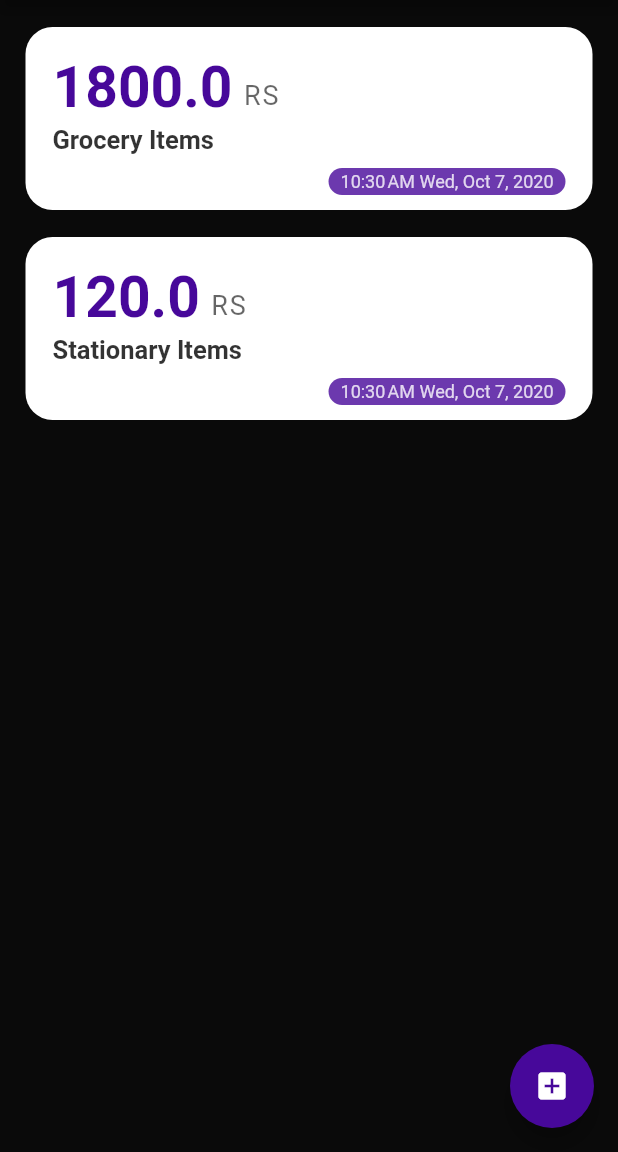
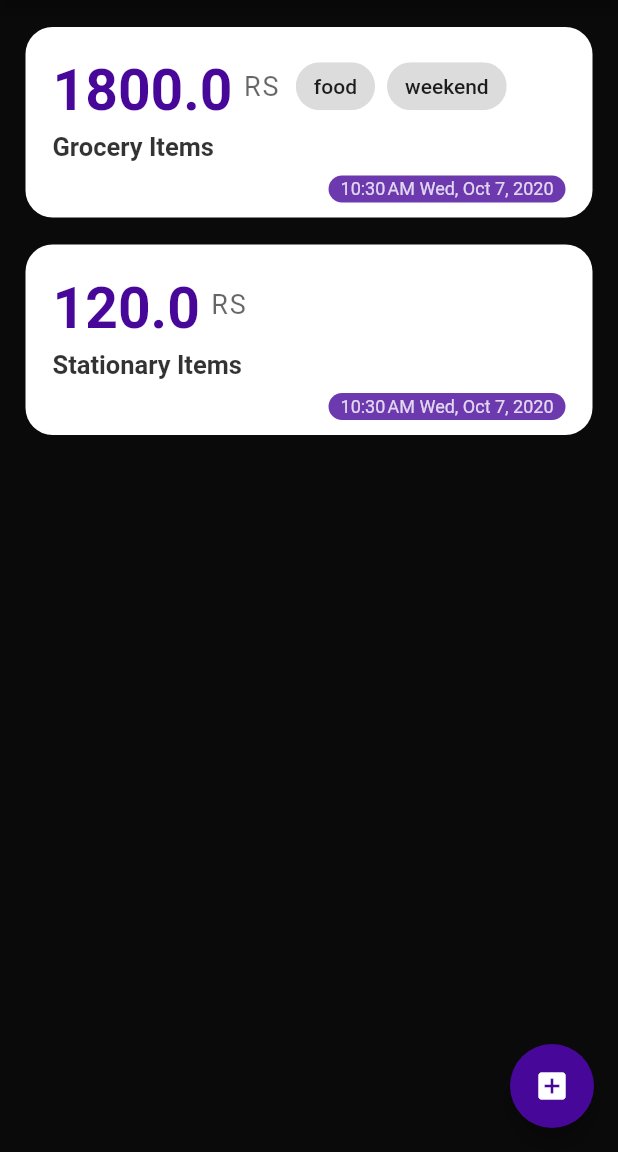
Before and after one commit to pccoeacm/expenses-flutter-app, a Flutter app: the screen it shows after launch, on a phone screen of 412 x 824 dp, the part 84-1236 px from its top. Run offline on Flutter 3.47's test engine with Material 2 defaults, Android fonts, the phone set to English and light mode, and no system bars; our stand-ins replace google_fonts; Roboto replaces fonts that are missing (Ubuntu).

Commit message:
Add expense tags for categorizing

```diff
--- a/lib/models/expense.dart
+++ b/lib/models/expense.dart
@@ -2,7 +2,7 @@ class Expense {
   double amount;
   String itemDescription;
   DateTime time;
+  List<String> tags;
 
-  Expense({this.amount,this.itemDescription,this.time});
-
+  Expense({this.amount, this.itemDescription, this.time, this.tags = const []});
 }
--- a/lib/providers/expenses.dart
+++ b/lib/providers/expenses.dart
@@ -4,7 +4,7 @@ import 'package:flutter/material.dart';
 class Expenses with ChangeNotifier {
 
   List<Expense> _expenseList = [
-    Expense(amount: 1800, itemDescription: "Grocery Items",time:DateTime.now() ),
+    Expense(amount: 1800, itemDescription: "Grocery Items",time:DateTime.now(),tags:["food", "weekend"] ),
     Expense(amount: 120, itemDescription: "Stationary Items",time:DateTime.now() ),
 
   ];
--- a/lib/widgets/expense.dart
+++ b/lib/widgets/expense.dart
@@ -1,10 +1,10 @@
+
 import 'package:Expense/models/expense.dart';
 import 'package:flutter/material.dart';
 import 'package:google_fonts/google_fonts.dart';
 import 'package:intl/intl.dart';
 
 class ExpenseWidget extends StatelessWidget {
-
   final Expense expense;
 
   ExpenseWidget({this.expense});
@@ -13,8 +13,8 @@ class ExpenseWidget extends StatelessWidget {
   Widget build(BuildContext context) {
     return Container(
       width: double.infinity,
-      padding: EdgeInsets.only(top: 18,left: 18,right: 18,bottom: 10),
-      margin: EdgeInsets.only(left: 17,right: 17,top: 18),
+      padding: EdgeInsets.only(top: 18, left: 18, right: 18, bottom: 10),
+      margin: EdgeInsets.only(left: 17, right: 17, top: 18),
       decoration: BoxDecoration(
         color: Colors.white.withOpacity(1),
         borderRadius: BorderRadius.circular(18),
@@ -29,28 +29,26 @@ class ExpenseWidget extends StatelessWidget {
       children: [
         _buildAmountDisplay(context),
         _buildItemDisplay(context),
-        _buildDateDisplay(context)
+        _buildDateDisplay(context),
       ],
     );
   }
 
   Widget _buildAmountDisplay(BuildContext context) {
-    return Container(
-      width: double.infinity,
-      child: Row(
+    return Row(
       mainAxisAlignment: MainAxisAlignment.start,
-        crossAxisAlignment: CrossAxisAlignment.end,
+      crossAxisAlignment: CrossAxisAlignment.center,
       children: [
         Text(
           "${expense.amount}",
           style: TextStyle(
             fontSize: 38,
             fontWeight: FontWeight.w600,
-              color: Color.fromRGBO(71 , 8, 154, 1),
+            color: Color.fromRGBO(71, 8, 154, 1),
           ),
         ),
         Container(
-            margin: EdgeInsets.only(bottom: 7,left: 7),
+          padding: EdgeInsets.only(bottom: 7, left: 7),
           child: Column(
             crossAxisAlignment: CrossAxisAlignment.start,
             mainAxisAlignment: MainAxisAlignment.end,
@@ -66,9 +64,24 @@ class ExpenseWidget extends StatelessWidget {
               )
             ],
           ),
-          )
+        ),
+        Expanded(
+          child: Container(
+            height: 50.0,
+            padding: EdgeInsets.only(bottom: 7, left: 7),
+            child: ListView.builder(
+              scrollDirection: Axis.horizontal,
+              itemCount: expense.tags.length,
+              itemBuilder: (BuildContext context, int index) {
+                return Padding(
+                  padding: const EdgeInsets.all(4.0),
+                  child: Chip(label: Text(expense.tags[index])),
+                );
+              },
+            ),
+          ),
+        ),
       ],
-      ),
     );
   }
 
@@ -79,7 +92,8 @@ class ExpenseWidget extends StatelessWidget {
       child: Text(
         "${expense.itemDescription}",
         textAlign: TextAlign.justify,
-        style: GoogleFonts.ubuntu(textStyle: TextStyle(
+        style: GoogleFonts.ubuntu(
+            textStyle: TextStyle(
           color: Colors.black.withOpacity(0.8),
           fontSize: 17,
           fontWeight: FontWeight.w600,
@@ -102,7 +116,7 @@ class ExpenseWidget extends StatelessWidget {
               color: Color.fromRGBO(71, 8, 154, 1).withOpacity(0.8),
               borderRadius: BorderRadius.circular(18),
             ),
-            padding: EdgeInsets.symmetric(horizontal: 8,vertical: 2),
+            padding: EdgeInsets.symmetric(horizontal: 8, vertical: 2),
             child: Text(
               "$newDtHour $newDt",
               style: TextStyle(
@@ -115,5 +129,4 @@ class ExpenseWidget extends StatelessWidget {
       ),
     );
   }
-
 }
```
Lines whose indentation alone changed are shown as unchanged.
